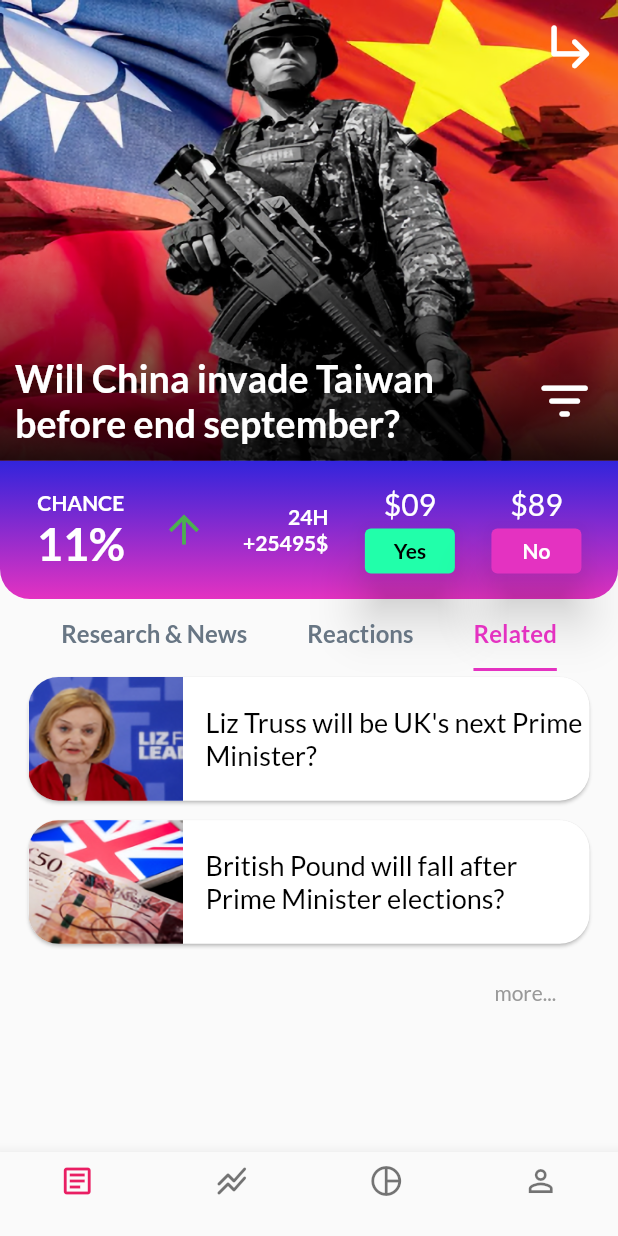
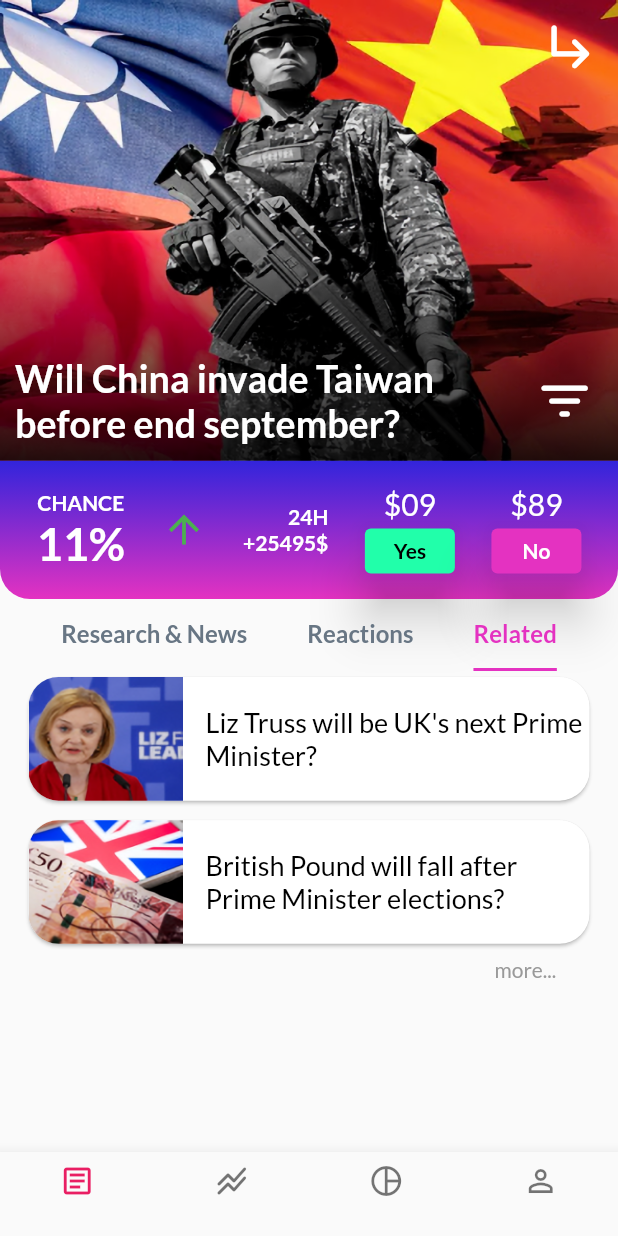
Before and after one commit to svhiranx/GrowMateTask, a Flutter app: the screen it shows after launch, tab 3 chosen, on a phone screen of 412 x 824 dp. Run offline on Flutter 3.47's test engine with Material 2 defaults, Android fonts, the phone set to English and light mode, and no system bars.

```diff
--- a/lib/panes/related.dart
+++ b/lib/panes/related.dart
@@ -24,26 +24,32 @@ class Related extends StatelessWidget {
   ];
   @override
   Widget build(BuildContext context) {
-    return Column(crossAxisAlignment: CrossAxisAlignment.stretch, children: [
-      ...relatedNewsList.take(2).map(
-        (e) {
-          return RelatedNewsCard(e.thumbnailUrl, e.title);
-        },
-      ),
-      Container(
-        margin: EdgeInsets.only(left: MediaQuery.of(context).size.width * 0.7),
-        child: TextButton(
-          onPressed: () => showModalBottomSheet(
+    return GestureDetector(
+      onVerticalDragUpdate: (details) {
+        int sensitivity = 8;
+        if (details.delta.dy < -sensitivity) {
+          showModalBottomSheet(
               context: context,
               builder: (context) {
                 return RelatedModalSheet(relatedNewsList);
-              }),
+              });
+        }
+      },
+      child: Column(crossAxisAlignment: CrossAxisAlignment.end, children: [
+        ...relatedNewsList.take(2).map(
+          (e) {
+            return RelatedNewsCard(e.thumbnailUrl, e.title);
+          },
+        ),
+        Container(
+          padding:
+              EdgeInsets.only(right: MediaQuery.of(context).size.width * 0.1),
           child: Text(
             'more...',
             style: Theme.of(context).textTheme.subtitle1,
           ),
-        ),
-      )
-    ]);
+        )
+      ]),
+    );
   }
 }
--- a/lib/widgets/headline.dart
+++ b/lib/widgets/headline.dart
@@ -11,7 +11,7 @@ class HeadLine extends StatelessWidget {
         ),
       ),
       Container(
-          decoration: BoxDecoration(
+          decoration: const BoxDecoration(
               gradient: LinearGradient(colors: [
         Colors.black87,
         Colors.transparent,
@@ -23,7 +23,7 @@ class HeadLine extends StatelessWidget {
         children: [
           Row(mainAxisAlignment: MainAxisAlignment.end, children: [
             Padding(
-              padding: EdgeInsets.all(10),
+              padding: const EdgeInsets.all(10),
               child: Icon(
                 Icons.subdirectory_arrow_right_rounded,
                 color: Colors.white,
@@ -34,7 +34,7 @@ class HeadLine extends StatelessWidget {
           Row(
             mainAxisAlignment: MainAxisAlignment.spaceBetween,
             children: [
-              Expanded(
+              const Expanded(
                 child: Padding(
                   padding: EdgeInsets.all(10),
                   child: Text(
```
Also changed, not shown: lib/panes/reactions.dart (+7 -5 lines).
